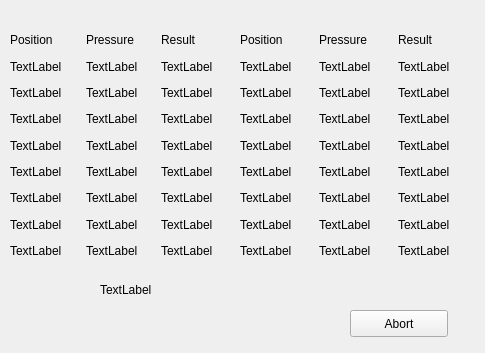
Above: ServiceSW/Master/Components/DiagnosticsManufacturing/Forms/SealingTestReportDialog.ui from Liyezhong/Master before the change. Below: the same form after it.
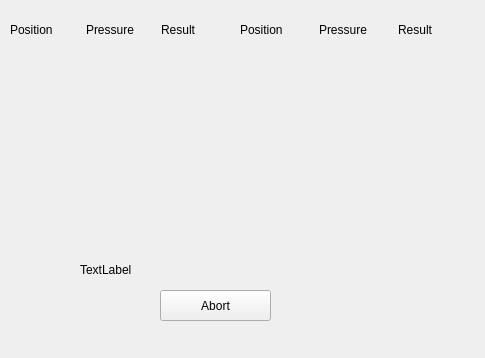
That is the form after the change.

Commit message: M:System: Sealing test

The edit to the form file:
```diff
--- a/ServiceSW/Master/Components/DiagnosticsManufacturing/Forms/SealingTestReportDialog.ui
+++ b/ServiceSW/Master/Components/DiagnosticsManufacturing/Forms/SealingTestReportDialog.ui
@@ -7,13 +7,13 @@
     <x>0</x>
     <y>0</y>
     <width>485</width>
-    <height>353</height>
+    <height>358</height>
    </rect>
   </property>
   <property name="minimumSize">
    <size>
     <width>485</width>
-    <height>350</height>
+    <height>358</height>
    </size>
   </property>
   <property name="windowTitle">
@@ -22,10 +22,10 @@
   <widget class="QPushButton" name="pushButton">
    <property name="geometry">
     <rect>
-     <x>350</x>
-     <y>310</y>
-     <width>98</width>
-     <height>27</height>
+     <x>160</x>
+     <y>290</y>
+     <width>111</width>
+     <height>31</height>
     </rect>
    </property>
    <property name="text">
@@ -35,9 +35,9 @@
   <widget class="QLabel" name="statusLabel">
    <property name="geometry">
     <rect>
-     <x>100</x>
-     <y>280</y>
-     <width>251</width>
+     <x>80</x>
+     <y>260</y>
+     <width>281</width>
      <height>20</height>
     </rect>
    </property>
@@ -49,7 +49,7 @@
    <property name="geometry">
     <rect>
      <x>10</x>
-     <y>30</y>
+     <y>20</y>
      <width>221</width>
      <height>231</height>
     </rect>
@@ -58,28 +58,28 @@
     <item row="6" column="0">
      <widget class="QLabel" name="Position6">
       <property name="text">
-       <string>TextLabel</string>
+       <string/>
       </property>
      </widget>
     </item>
     <item row="6" column="1">
      <widget class="QLabel" name="Pressure6">
       <property name="text">
-       <string>TextLabel</string>
+       <string/>
       </property>
      </widget>
     </item>
     <item row="6" column="2">
      <widget class="QLabel" name="Result6">
       <property name="text">
-       <string>TextLabel</string>
+       <string/>
       </property>
      </widget>
     </item>
     <item row="7" column="0">
      <widget class="QLabel" name="Position7">
       <property name="text">
-       <string>TextLabel</string>
+       <string/>
       </property>
      </widget>
     </item>
@@ -93,112 +93,105 @@
     <item row="5" column="0">
      <widget class="QLabel" name="Position5">
       <property name="text">
-       <string>TextLabel</string>
+       <string/>
       </property>
      </widget>
     </item>
     <item row="5" column="2">
      <widget class="QLabel" name="Result5">
       <property name="text">
-       <string>TextLabel</string>
+       <string/>
       </property>
      </widget>
     </item>
     <item row="3" column="0">
      <widget class="QLabel" name="Position3">
       <property name="text">
-       <string>TextLabel</string>
-      </property>
-     </widget>
-    </item>
-    <item row="3" column="2">
-     <widget class="QLabel" name="Result3">
-      <property name="text">
-       <string>TextLabel</string>
+       <string/>
       </property>
      </widget>
     </item>
     <item row="4" column="1">
      <widget class="QLabel" name="Pressure4">
       <property name="text">
-       <string>TextLabel</string>
+       <string/>
       </property>
      </widget>
     </item>
     <item row="1" column="1">
      <widget class="QLabel" name="Pressure1">
       <property name="text">
-       <string>TextLabel</string>
+       <string/>
       </property>
      </widget>
     </item>
     <item row="1" column="2">
      <widget class="QLabel" name="Result1">
       <property name="text">
-       <string>TextLabel</string>
+       <string/>
       </property>
      </widget>
     </item>
     <item row="2" column="1">
      <widget class="QLabel" name="Pressure2">
       <property name="text">
-       <string>TextLabel</string>
+       <string/>
       </property>
      </widget>
     </item>
     <item row="2" column="2">
      <widget class="QLabel" name="Result2">
       <property name="text">
-       <string>TextLabel</string>
+       <string/>
       </property>
      </widget>
     </item>
     <item row="2" column="0">
      <widget class="QLabel" name="Position2">
       <property name="text">
-       <string>TextLabel</string>
+       <string/>
       </property>
      </widget>
     </item>
     <item row="7" column="1">
      <widget class="QLabel" name="Pressure7">
       <property name="text">
-       <string>TextLabel</string>
+       <string/>
       </property>
      </widget>
     </item>
     <item row="7" column="2">
      <widget class="QLabel" name="Result7">
       <property name="text">
-       <string>TextLabel</string>
+       <string/>
       </property>
      </widget>
     </item>
     <item row="8" column="0">
      <widget class="QLabel" name="Position8">
       <property name="text">
-       <string>TextLabel</string>
+       <string/>
       </property>
      </widget>
     </item>
     <item row="8" column="1">
      <widget class="QLabel" name="Pressure8">
       <property name="text">
-       <string>TextLabel</string>
+       <string/>
       </property>
      </widget>
     </item>
     <item row="8" column="2">
      <widget class="QLabel" name="Result8">
       <property name="text">
-       <string>TextLabel</string>
+       <string/>
       </property>
      </widget>
     </item>
     <item row="3" column="1">
      <widget class="QLabel" name="Pressure3">
       <property name="text">
-       <string>TextLabel</string>
+       <string/>
       </property>
      </widget>
     </item>
@@ -212,7 +205,7 @@
     <item row="4" column="0">
      <widget class="QLabel" name="Position4">
       <property name="text">
-       <string>TextLabel</string>
+       <string/>
       </property>
      </widget>
     </item>
@@ -226,21 +219,28 @@
     <item row="1" column="0">
      <widget class="QLabel" name="Position1">
       <property name="text">
-       <string>TextLabel</string>
+       <string/>
       </property>
      </widget>
     </item>
     <item row="4" column="2">
      <widget class="QLabel" name="Result4">
       <property name="text">
-       <string>TextLabel</string>
+       <string/>
       </property>
      </widget>
     </item>
     <item row="5" column="1">
      <widget class="QLabel" name="Pressure5">
       <property name="text">
-       <string>TextLabel</string>
+       <string/>
+      </property>
+     </widget>
+    </item>
+    <item row="3" column="2">
+     <widget class="QLabel" name="Result3">
+      <property name="text">
+       <string/>
       </property>
      </widget>
     </item>
@@ -250,7 +250,7 @@
    <property name="geometry">
     <rect>
      <x>240</x>
-     <y>30</y>
+     <y>20</y>
      <width>231</width>
      <height>231</height>
     </rect>
@@ -280,168 +280,168 @@
     <item row="1" column="0">
      <widget class="QLabel" name="Position9">
       <property name="text">
-       <string>TextLabel</string>
-      </property>
-     </widget>
-    </item>
-    <item row="1" column="1">
-     <widget class="QLabel" name="Pressure9">
-      <property name="text">
-       <string>TextLabel</string>
+       <string/>
       </property>
      </widget>
     </item>
     <item row="1" column="2">
      <widget class="QLabel" name="Result9">
       <property name="text">
-       <string>TextLabel</string>
+       <string/>
       </property>
      </widget>
     </item>
     <item row="2" column="0">
      <widget class="QLabel" name="Position10">
       <property name="text">
-       <string>TextLabel</string>
+       <string/>
       </property>
      </widget>
     </item>
     <item row="2" column="1">
      <widget class="QLabel" name="Pressure10">
       <property name="text">
-       <string>TextLabel</string>
+       <string/>
       </property>
      </widget>
     </item>
     <item row="2" column="2">
      <widget class="QLabel" name="Result10">
       <property name="text">
-       <string>TextLabel</string>
+       <string/>
       </property>
      </widget>
     </item>
     <item row="3" column="0">
      <widget class="QLabel" name="Position11">
       <property name="text">
-       <string>TextLabel</string>
+       <string/>
       </property>
      </widget>
     </item>
     <item row="3" column="1">
      <widget class="QLabel" name="Pressure11">
       <property name="text">
-       <string>TextLabel</string>
+       <string/>
       </property>
      </widget>
     </item>
     <item row="3" column="2">
      <widget class="QLabel" name="Result11">
       <property name="text">
-       <string>TextLabel</string>
+       <string/>
       </property>
      </widget>
     </item>
     <item row="4" column="0">
      <widget class="QLabel" name="Position12">
       <property name="text">
-       <string>TextLabel</string>
+       <string/>
       </property>
      </widget>
     </item>
     <item row="4" column="1">
      <widget class="QLabel" name="Pressure12">
       <property name="text">
-       <string>TextLabel</string>
+       <string/>
       </property>
      </widget>
     </item>
     <item row="4" column="2">
      <widget class="QLabel" name="Result12">
       <property name="text">
-       <string>TextLabel</string>
+       <string/>
       </property>
      </widget>
     </item>
     <item row="5" column="0">
      <widget class="QLabel" name="Position13">
       <property name="text">
-       <string>TextLabel</string>
+       <string/>
       </property>
      </widget>
     </item>
     <item row="5" column="1">
      <widget class="QLabel" name="Pressure13">
       <property name="text">
-       <string>TextLabel</string>
+       <string/>
       </property>
      </widget>
     </item>
     <item row="5" column="2">
      <widget class="QLabel" name="Result13">
       <property name="text">
-       <string>TextLabel</string>
+       <string/>
       </property>
      </widget>
     </item>
     <item row="6" column="0">
      <widget class="QLabel" name="Position14">
       <property name="text">
-       <string>TextLabel</string>
+       <string/>
       </property>
      </widget>
     </item>
     <item row="6" column="1">
      <widget class="QLabel" name="Pressure14">
       <property name="text">
-       <string>TextLabel</string>
+       <string/>
       </property>
      </widget>
     </item>
     <item row="6" column="2">
      <widget class="QLabel" name="Result14">
       <property name="text">
-       <string>TextLabel</string>
+       <string/>
       </property>
      </widget>
     </item>
     <item row="7" column="0">
      <widget class="QLabel" name="Position15">
       <property name="text">
-       <string>TextLabel</string>
+       <string/>
       </property>
      </widget>
     </item>
     <item row="7" column="1">
      <widget class="QLabel" name="Pressure15">
       <property name="text">
-       <string>TextLabel</string>
+       <string/>
       </property>
      </widget>
     </item>
     <item row="7" column="2">
      <widget class="QLabel" name="Result15">
       <property name="text">
-       <string>TextLabel</string>
+       <string/>
       </property>
      </widget>
     </item>
     <item row="8" column="0">
      <widget class="QLabel" name="Position16">
       <property name="text">
-       <string>TextLabel</string>
+       <string/>
       </property>
      </widget>
     </item>
     <item row="8" column="1">
      <widget class="QLabel" name="Pressure16">
       <property name="text">
-       <string>TextLabel</string>
+       <string/>
       </property>
      </widget>
     </item>
     <item row="8" column="2">
      <widget class="QLabel" name="Result16">
       <property name="text">
-       <string>TextLabel</string>
+       <string/>
+      </property>
+     </widget>
+    </item>
+    <item row="1" column="1">
+     <widget class="QLabel" name="Pressure9">
+      <property name="text">
+       <string/>
       </property>
      </widget>
     </item>
```
The commit also changes 6 other files.
